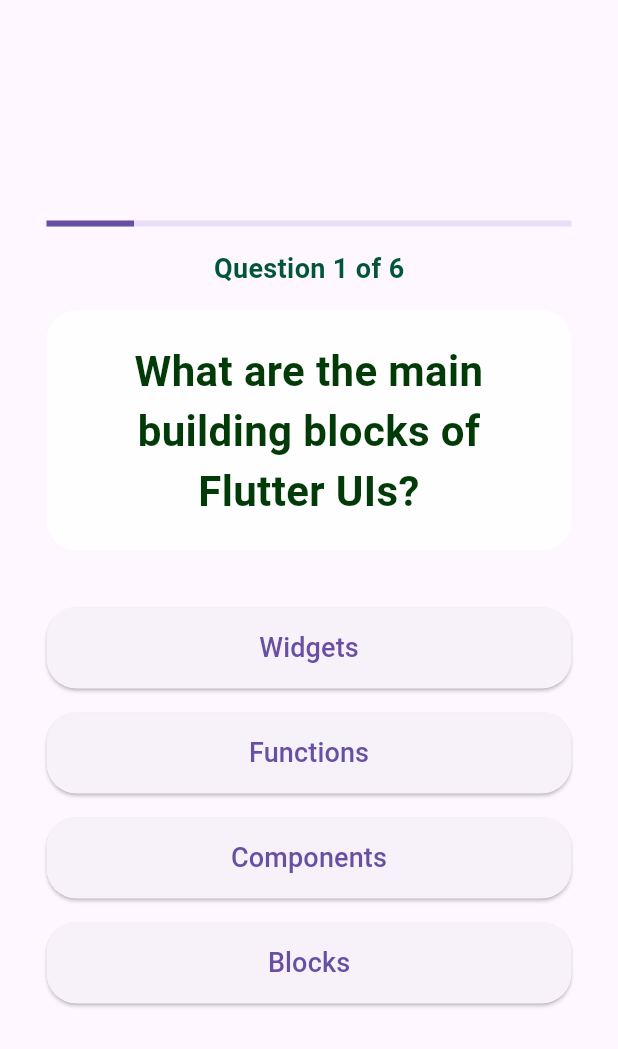
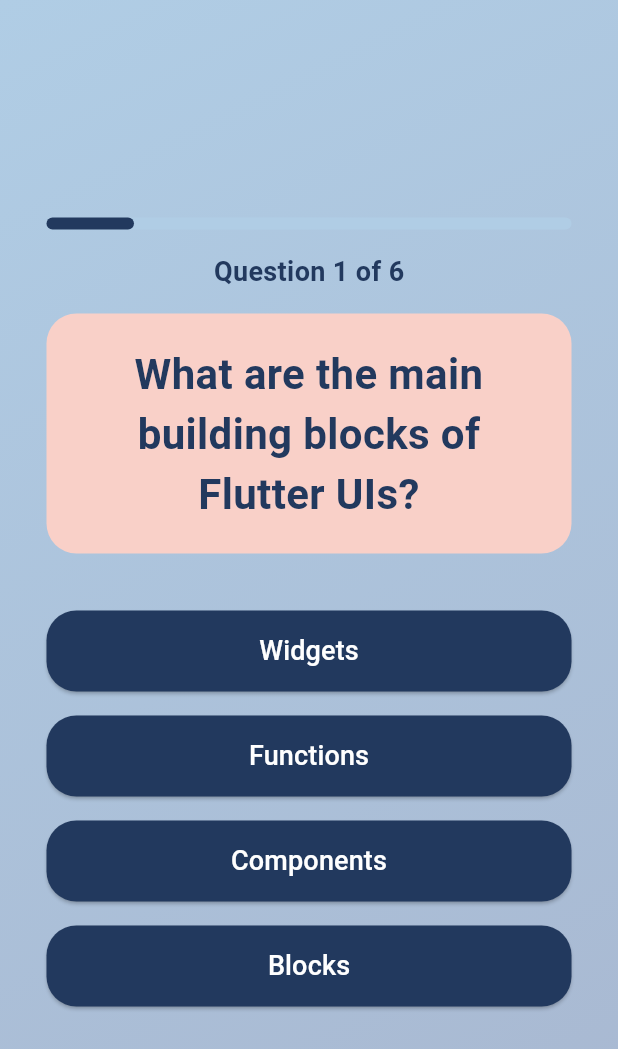
Before and after one commit to ShainaMaryjoh/CSIT284-GARCISO, a Flutter app: the screen it shows after launch, after a tap on "Start Quiz", on a phone screen of 412 x 824 dp. Shown: the top 1049 px of the screen. Run offline on Flutter 3.47's test engine with Material 3 defaults, Android fonts, the phone set to English and light mode, and no system bars.

Commit message:
Update color palette

```diff
--- a/lab_act_3/lib/gradient_container.dart
+++ b/lab_act_3/lib/gradient_container.dart
@@ -27,7 +27,9 @@
   void answerQuestion(String selectedAnswer) {
     setState(() {
       selectedAnswers.add(selectedAnswer);
-    if (selectedAnswer == questions[currentQuestionIndex].correctAnswer) {
+
+      if (selectedAnswer ==
+          questions[currentQuestionIndex].correctAnswer) {
         correctAnswers++;
       }
 
@@ -51,16 +53,27 @@
 
   @override
   Widget build(context) {
-
+    // QUIZ COMPLETED SCREEN
     if (quizCompleted) {
-  return SingleChildScrollView(
+      return Container(
+        decoration: const BoxDecoration(
+          gradient: LinearGradient(
+            begin: Alignment.topLeft,
+            end: Alignment.bottomRight,
+            colors: [
+              Color(0xFFB0CDE5),
+              Color(0xFFA8B7D0),
+            ],
+          ),
+        ),
+        child: SingleChildScrollView(
           child: Center(
             child: Container(
-
               width: 350,
               padding: const EdgeInsets.all(30),
+              margin: const EdgeInsets.all(20),
               decoration: BoxDecoration(
-        color: Colors.white.withOpacity(0.9),
+                color: Color(0xFFF9D0C8),
                 borderRadius: BorderRadius.circular(25),
               ),
               child: Column(
@@ -70,16 +83,18 @@
                     'Quiz Completed!',
                     style: TextStyle(
                       fontSize: 32,
-              color: Color.fromARGB(255, 2, 72, 15),
+                      color: Color(0xFF22395E),
                       fontWeight: FontWeight.bold,
                     ),
                   ),
+
                   const SizedBox(height: 20),
+
                   Text(
                     'You answered $correctAnswers out of ${questions.length} questions correctly!',
                     style: const TextStyle(
                       fontSize: 22,
-              color: Color.fromARGB(255, 2, 80, 14),
+                      color: Color(0xFF22395E),
                     ),
                     textAlign: TextAlign.center,
                   ),
@@ -91,52 +106,63 @@
                       final index = entry.key;
                       final question = entry.value;
 
+                      final isCorrect =
+                          selectedAnswers[index] ==
+                          question.correctAnswer;
+
                       return Padding(
-      padding: const EdgeInsets.symmetric(vertical: 10),
+                        padding: const EdgeInsets.symmetric(
+                          vertical: 10,
+                        ),
                         child: Column(
-        crossAxisAlignment: CrossAxisAlignment.start,
+                          crossAxisAlignment:
+                              CrossAxisAlignment.start,
                           children: [
                             Text(
                               '${index + 1}. ${question.question}',
                               style: const TextStyle(
                                 fontSize: 18,
                                 fontWeight: FontWeight.bold,
-              color: Colors.black,
+                                color: Color(0xFF22395E),
                               ),
                             ),
+
                             const SizedBox(height: 5),
 
                             Row(
                               children: [
                                 Icon(
-      selectedAnswers[index] == question.correctAnswer
+                                  isCorrect
                                       ? Icons.check_circle
                                       : Icons.cancel,
-      color: selectedAnswers[index] == question.correctAnswer
-          ? Colors.green
-          : Colors.red,
+                                  color: isCorrect
+                                      ? Color(0xFF506F99)
+                                      : Color(0xFFB85C6A),
                                   size: 20,
                                 ),
+
                                 const SizedBox(width: 8),
+
                                 Expanded(
                                   child: Text(
                                     'Your answer: ${selectedAnswers[index]}',
                                     style: TextStyle(
                                       fontSize: 16,
-          color: selectedAnswers[index] == question.correctAnswer
-              ? Colors.green
-              : Colors.red,
+                                      color: isCorrect
+                                          ? Color(0xFF506F99)
+                                          : Color(0xFFB85C6A),
                                       fontWeight: FontWeight.bold,
                                     ),
                                   ),
                                 ),
                               ],
                             ),
+
                             Text(
                               'Correct answer: ${question.correctAnswer}',
                               style: const TextStyle(
                                 fontSize: 16,
-              color: Colors.green,
+                                color: Color(0xFF506F99),
                               ),
                             ),
                           ],
@@ -146,54 +172,91 @@
                   ),
 
                   const SizedBox(height: 20),
+
                   ElevatedButton(
-
                     onPressed: restartQuiz,
-            child: const Text('Restart Quiz'),
+                    style: ElevatedButton.styleFrom(
+                      backgroundColor: const Color(0xFF22395E),
+                      foregroundColor: Colors.white,
+                      padding: const EdgeInsets.symmetric(
+                        horizontal: 25,
+                        vertical: 14,
+                      ),
+                      shape: RoundedRectangleBorder(
+                        borderRadius: BorderRadius.circular(20),
+                      ),
+                    ),
+                    child: const Text(
+                      'Restart Quiz',
+                      style: TextStyle(
+                        fontSize: 17,
+                        fontWeight: FontWeight.bold,
+                      ),
+                    ),
                   ),
                 ],
               ),
             ),
-  )
+          ),
+        ),
       );
     }
 
-
+    // QUIZ QUESTIONS SCREEN
     if (quizStarted) {
-  return Center(
+      return Container(
+        decoration: const BoxDecoration(
+          gradient: LinearGradient(
+            begin: Alignment.topLeft,
+            end: Alignment.bottomRight,
+            colors: [
+              Color(0xFFB0CDE5),
+              Color(0xFFA8B7D0),
+            ],
+          ),
+        ),
+        child: Center(
           child: Column(
             mainAxisSize: MainAxisSize.min,
             children: [
               SizedBox(
                 width: 350,
                 child: LinearProgressIndicator(
-    value: (currentQuestionIndex + 1) / questions.length,
+                  value:
+                      (currentQuestionIndex + 1) /
+                      questions.length,
+                  backgroundColor: Color(0xFFB0CDE5),
+                  color: Color(0xFF22395E),
+                  minHeight: 8,
+                  borderRadius: BorderRadius.circular(10),
                 ),
               ),
+
               const SizedBox(height: 15),
 
               Text(
                 'Question ${currentQuestionIndex + 1} of ${questions.length}',
                 style: const TextStyle(
                   fontSize: 18,
-        color: Color.fromARGB(255, 1, 86, 58),
+                  color: Color(0xFF22395E),
                   fontWeight: FontWeight.bold,
                 ),
               ),
+
               const SizedBox(height: 15),
 
               Container(
                 width: 350,
                 padding: const EdgeInsets.all(20),
                 decoration: BoxDecoration(
-    color: Colors.white.withOpacity(0.9),
+                  color: Color(0xFFF9D0C8),
                   borderRadius: BorderRadius.circular(20),
                 ),
                 child: Text(
                   questions[currentQuestionIndex].question,
                   style: const TextStyle(
                     fontSize: 28,
-      color: Color.fromARGB(255, 2, 58, 8),
+                    color: Color(0xFF22395E),
                     fontWeight: FontWeight.bold,
                   ),
                   textAlign: TextAlign.center,
@@ -201,6 +264,7 @@
               ),
 
               const SizedBox(height: 30),
+
               ...questions[currentQuestionIndex].answers.map(
                 (answer) {
                   return Padding(
@@ -209,11 +273,13 @@
                     ),
                     child: SizedBox(
                       width: 350,
-                child:ElevatedButton(
+                      child: ElevatedButton(
                         onPressed: () {
                           answerQuestion(answer);
                         },
                         style: ElevatedButton.styleFrom(
+                          backgroundColor: Color(0xFF22395E),
+                          foregroundColor: Colors.white,
                           padding: const EdgeInsets.symmetric(
                             vertical: 14,
                             horizontal: 20,
@@ -229,24 +295,25 @@
                           ),
                         ),
                       ),
-
                     ),
                   );
                 },
               ),
             ],
           ),
+        ),
       );
     }
 
+    // START SCREEN
     return Container(
       decoration: const BoxDecoration(
         gradient: LinearGradient(
           begin: Alignment.topLeft,
           end: Alignment.bottomRight,
           colors: [
-            Color.fromARGB(255, 30, 83, 2),
-            Color.fromARGB(255, 137, 102, 91),
+            Color(0xFFB0CDE5),
+            Color(0xFFA8B7D0),
           ],
         ),
       ),
@@ -260,18 +327,39 @@
             ),
 
             const SizedBox(height: 40),
+
             const Text(
               'Test Your Flutter Knowledge!',
               style: TextStyle(
                 fontSize: 24,
-                color: Color.fromARGB(255, 242, 242, 242),
+                color: Color(0xFF22395E),
+                fontWeight: FontWeight.bold,
               ),
               textAlign: TextAlign.center,
             ),
+
             const SizedBox(height: 25),
+
             ElevatedButton(
               onPressed: startQuiz,
-              child: const Text('Start Quiz'),
+              style: ElevatedButton.styleFrom(
+                backgroundColor: Color(0xFF22395E),
+                foregroundColor: Colors.white,
+                padding: const EdgeInsets.symmetric(
+                  horizontal: 25,
+                  vertical: 14,
+                ),
+                shape: RoundedRectangleBorder(
+                  borderRadius: BorderRadius.circular(20),
+                ),
+              ),
+              child: const Text(
+                'Start Quiz',
+                style: TextStyle(
+                  fontSize: 17,
+                  fontWeight: FontWeight.bold,
+                ),
+              ),
             ),
           ],
         ),
--- a/lab_act_3/lib/questions.dart
+++ b/lab_act_3/lib/questions.dart
@@ -3,6 +3,8 @@
 
   final String question;
   final List<String> answers;
+
+  String get correctAnswer => answers[0];
 }
 
 const questions = [
```
Lines whose indentation alone changed are shown as unchanged.
